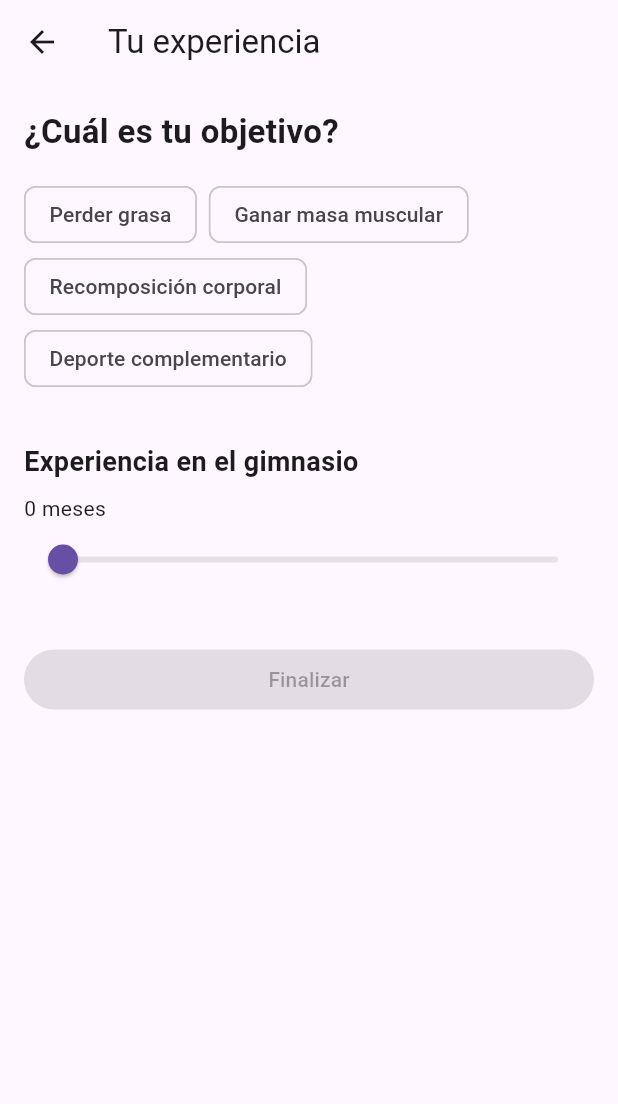
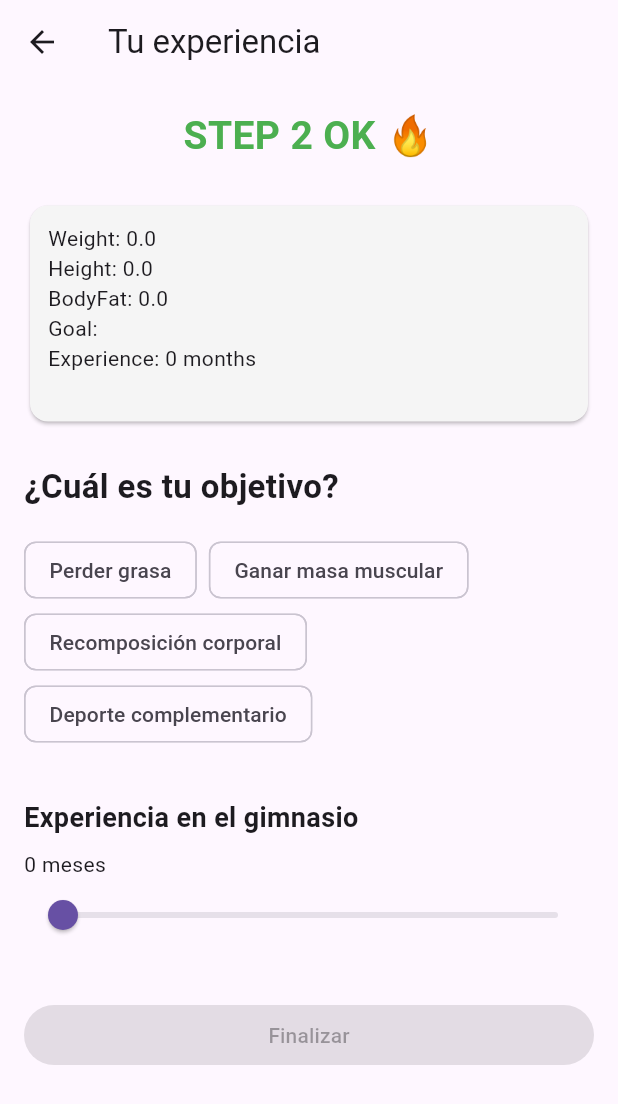
Before and after one commit to sdduq01/trainapp-mobile, a Flutter app: the OnboardingStep2Page screen opened directly with empty values, on a phone screen of 412 x 824 dp. Shown: the top 1104 px of the screen. Run offline on Flutter 3.47's test engine with Material 3 defaults, Android fonts, the phone set to English and light mode, and no system bars; our stand-ins replace cloud_firestore, firebase_auth, firebase_core; accounts and stored records are empty.

Commit message:
chore: Verify onboarding_step2_page.dart

```diff
--- a/lib/onboarding/step2/onboarding_step2_page.dart
+++ b/lib/onboarding/step2/onboarding_step2_page.dart
@@ -1,4 +1,5 @@
 import 'package:flutter/material.dart';
+import 'package:flutter/foundation.dart';
 import '../models/onboarding_data.dart';
 
 class OnboardingStep2Page extends StatefulWidget {
@@ -27,13 +28,8 @@ class _OnboardingStep2PageState extends State<OnboardingStep2Page> {
       trainingExperienceMonths: _experienceMonths.round(),
     );
 
-    // Por ahora solo debug
-    debugPrint('ONBOARDING COMPLETO');
+    debugPrint('🔥 ONBOARDING COMPLETO 🔥');
     debugPrint(finalData.toString());
-
-    // En el próximo paso:
-    // - Guardar en Firestore
-    // - Redirigir a Home
   }
 
   @override
@@ -47,6 +43,34 @@ class _OnboardingStep2PageState extends State<OnboardingStep2Page> {
         padding: const EdgeInsets.all(16),
         child: ListView(
           children: [
+            // ✅ CONFIRMACIÓN VISUAL
+            const Center(
+              child: Text(
+                'STEP 2 OK 🔥',
+                style: TextStyle(
+                  fontSize: 26,
+                  fontWeight: FontWeight.bold,
+                  color: Colors.green,
+                ),
+              ),
+            ),
+
+            const SizedBox(height: 24),
+
+            // 🔍 Mostrar datos recibidos (debug UX)
+            Card(
+              color: Colors.grey.shade100,
+              child: Padding(
+                padding: const EdgeInsets.all(12),
+                child: Text(
+                  previousData.toString(),
+                  style: const TextStyle(fontSize: 14),
+                ),
+              ),
+            ),
+
+            const SizedBox(height: 24),
+
             const Text(
               '¿Cuál es tu objetivo?',
               style: TextStyle(fontSize: 22, fontWeight: FontWeight.bold),
```
